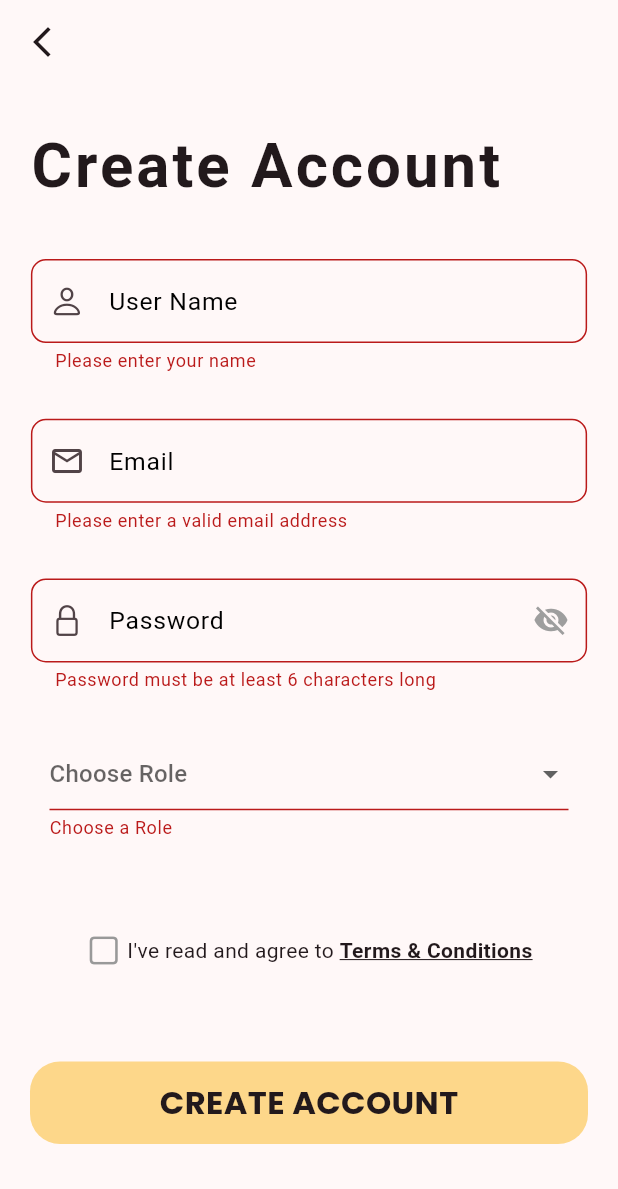
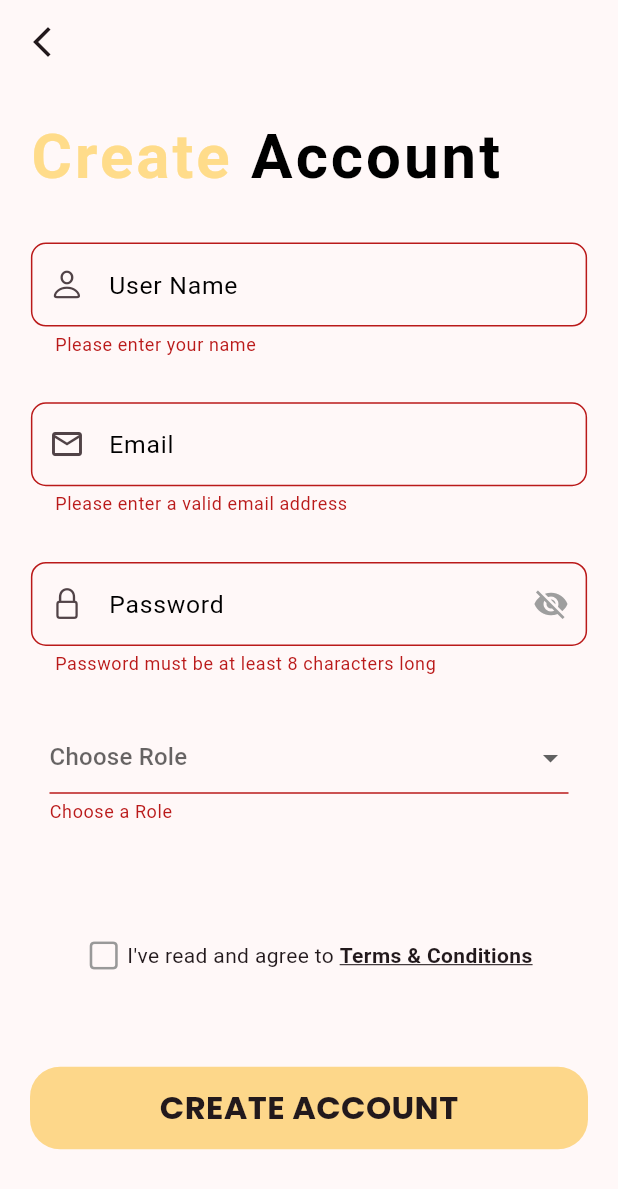
Before and after one commit to mianhunainhamza/gym-fit-flutter, a Flutter app: the SignupPage screen opened directly, after a tap on "CREATE ACCOUNT", on a phone screen of 412 x 824 dp. Shown: the top 1189 px of the screen. Run offline on Flutter 3.47's test engine with Material 3 defaults, Android fonts, the phone set to English and light mode, and no system bars; our stand-ins replace cloud_firestore, firebase_auth, firebase_core, get, google_fonts, google_nav_bar and 2 more; accounts and stored records are empty.

Commit message:
complete signup

```diff
--- a/lib/view/onboard_page.dart
+++ b/lib/view/onboard_page.dart
@@ -74,7 +74,7 @@ class OnBoardPage extends StatelessWidget {
                   ),
                   child: GestureDetector(
                     onTap: (){
-                      Get.to(LoginScreen(),transition: Transition.cupertino);
+                      Get.to(() => LoginScreen(),transition: Transition.cupertino);
                     },
                     child: Container(
                       // width: (size.width - 200) / 2,
--- a/lib/view/sign_up_page.dart
+++ b/lib/view/sign_up_page.dart
@@ -53,15 +53,31 @@ class _SignupPageState extends State<SignupPage> {
                   Row(children: [
                     Padding(
                       padding: const EdgeInsets.symmetric(horizontal: 20),
-                      child: Text(
-                        "Create Account",
+                      child: RichText(
+                        text: TextSpan(
                           style: TextStyle(
                             fontSize: Get.width * 0.10,
                             fontWeight: FontWeight.bold,
                             letterSpacing: 2,
                           ),
+                          children: const [
+                            TextSpan(
+                              text: "Create ",
+                              style: TextStyle(
+                                color:Color.fromRGBO(255, 220, 138, 1) // RGB color
                               ),
                             ),
+                            TextSpan(
+                              text: "Account",
+                              style: TextStyle(
+                                color: Colors.black,
+                              ),
+                            ),
+                          ],
+                        ),
+                      ),
+                    ),
+
                   ]),
                   SizedBox(height: Get.width * 0.08),
                   SizedBox(
@@ -134,8 +150,8 @@ class _SignupPageState extends State<SignupPage> {
                         controller: passController,
                         obscureText: obscureText,
                         validator: (value) {
-                          if (value!.trim().length < 6) {
-                            return 'Password must be at least 6 characters long';
+                          if (value!.trim().length < 8) {
+                            return 'Password must be at least 8 characters long';
                           }
                           return null;
                         },
@@ -171,7 +187,9 @@ class _SignupPageState extends State<SignupPage> {
                     ),
                   ),
                   SizedBox(height:Get.width * 0.04),
-                  Padding(
+                  SizedBox(
+                    height: Get.height * .1,
+                    child: Padding(
                       padding: const EdgeInsets.only(left: 33,right: 33),
                       child: DropdownButtonFormField<String>(
                         validator: (value){
@@ -197,6 +215,7 @@ class _SignupPageState extends State<SignupPage> {
                               selectedRole = value;
                           });
                         },
+                      ),
                     ),
                   ),
                   SizedBox(height: Get.width * 0.15),
@@ -292,7 +311,7 @@ class _SignupPageState extends State<SignupPage> {
     try {
       FirebaseAuth auth = FirebaseAuth.instance;
       await auth.createUserWithEmailAndPassword(email: email, password: pass);
-      Get.offAll(const HomePage());
+      Get.offAll(const HomePage(),transition: Transition.cupertino);
     } on Exception catch (e) {
       Get.snackbar('Error', e.toString());
     }
--- a/pubspec.yaml
+++ b/pubspec.yaml
@@ -35,6 +35,8 @@ dependencies:
   # The following adds the Cupertino Icons font to your application.
   # Use with the CupertinoIcons class for iOS style icons.
   cupertino_icons: ^1.0.2
+  agora_rtc_engine: ^6.2.6
+  permission_handler: ^11.3.0
   firebase_core: ^2.25.4
   google_fonts: ^6.1.0
   get: ^4.6.6
```
Also changed, not shown: lib/view/events.dart (added, +25 -0 lines), lib/view/verify_email.dart (added, +133 -0 lines), pubspec.lock. Lines whose indentation alone changed are shown as unchanged.
